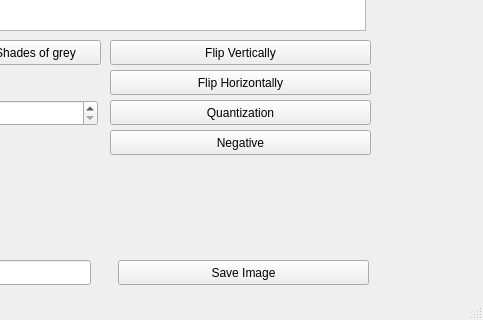
This is mainwindow.ui in guitassinari/fpi-project as Qt 5 draws it before an edit; both pictures show x 490 to 973 and y 356 to 676 of the 973 by 676 pixel window. The edited form follows.
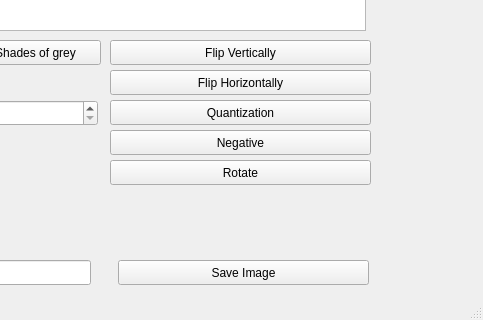
This is the edited form.

```diff
--- a/mainwindow.ui
+++ b/mainwindow.ui
@@ -155,6 +155,19 @@
      <string>Negative</string>
     </property>
    </widget>
+   <widget class="QPushButton" name="RotateButton">
+    <property name="geometry">
+     <rect>
+      <x>600</x>
+      <y>480</y>
+      <width>261</width>
+      <height>25</height>
+     </rect>
+    </property>
+    <property name="text">
+     <string>Rotate</string>
+    </property>
+   </widget>
   </widget>
   <widget class="QToolBar" name="mainToolBar">
    <attribute name="toolBarArea">
```
